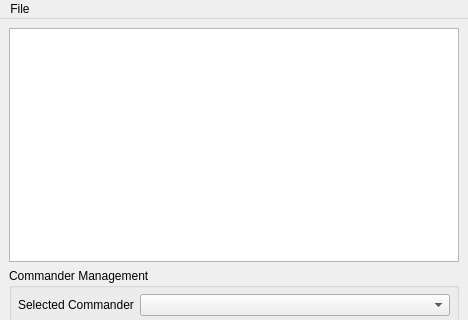
Before: the Qt Designer form src/Routers/Custom/CustomRouter.ui in neotron/EDPathFinder, drawn with Qt 5; both pictures show x 0 to 468 and y 0 to 320 of the 468 by 612 pixel window.
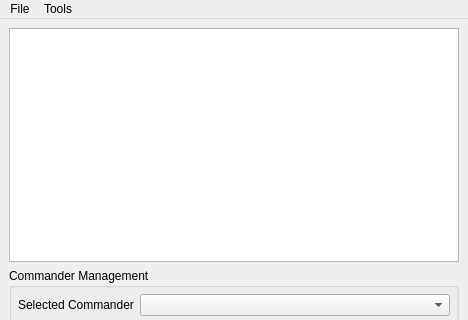
After: the same form once the commit is applied. Custom widgets are drawn as their Qt base class.

What changed in the file:
```diff
--- a/src/Routers/Custom/CustomRouter.ui
+++ b/src/Routers/Custom/CustomRouter.ui
@@ -344,7 +344,14 @@
     <addaction name="actionExport_as_Tab_Separated"/>
     <addaction name="actionImport_Systems"/>
    </widget>
+   <widget class="QMenu" name="menuTools">
+    <property name="title">
+     <string>Tools</string>
+    </property>
+    <addaction name="actionBearing_Calculator"/>
+   </widget>
    <addaction name="menuFile"/>
+   <addaction name="menuTools"/>
   </widget>
   <action name="actionExport_as_CSV">
    <property name="text">
```
Left out of the diff: 43 changed lines with no effect on the pictures.
